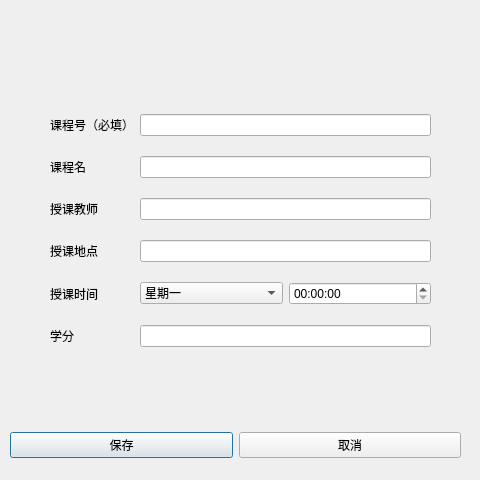
This is dialog_addcourse.ui in Mrlaolu/QtStudentDatabase as Qt 5 draws it before an edit. The edited form follows.
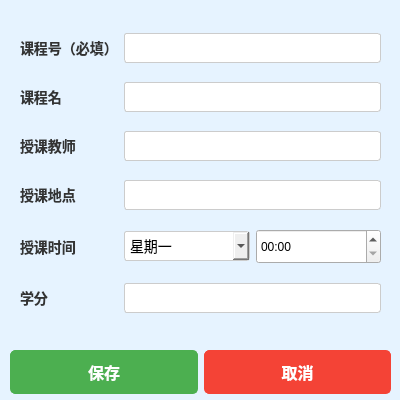
This is the edited form.

Commit message: ui颜色测试

Patch:
```diff
--- a/dialog_addcourse.ui
+++ b/dialog_addcourse.ui
@@ -6,25 +6,53 @@
    <rect>
     <x>0</x>
     <y>0</y>
-    <width>480</width>
-    <height>480</height>
+    <width>400</width>
+    <height>400</height>
    </rect>
   </property>
   <property name="windowTitle">
-   <string>Dialog</string>
+   <string>添加课程</string>
+  </property>
+  <property name="styleSheet">
+   <string>
+     QDialog {
+        background-color: #e6f3ff;
+        font-family: &quot;Segoe UI&quot;, sans-serif;
+     }
+   </string>
   </property>
   <widget class="QWidget" name="layoutWidget">
    <property name="geometry">
     <rect>
      <x>10</x>
-     <y>430</y>
-     <width>451</width>
-     <height>30</height>
+     <y>350</y>
+     <width>381</width>
+     <height>44</height>
     </rect>
    </property>
    <layout class="QHBoxLayout" name="horizontalLayout">
     <item>
      <widget class="QPushButton" name="pushButton_save">
+      <property name="styleSheet">
+       <string>
+         QPushButton {
+            background-color: #4CAF50;
+            color: white;
+            font-size: 16px;
+            font-weight: bold;
+            border-radius: 5px;
+            padding: 10px 20px;
+            border: 1px solid #4CAF50;
+            min-width: 100px;
+         }
+         QPushButton:hover {
+            background-color: #45a049;
+         }
+         QPushButton:pressed {
+            background-color: #388E3C;
+         }
+       </string>
+      </property>
       <property name="text">
        <string>保存</string>
       </property>
@@ -32,6 +60,26 @@
     </item>
     <item>
      <widget class="QPushButton" name="pushButton_cancel">
+      <property name="styleSheet">
+       <string>
+         QPushButton {
+            background-color: #f44336;
+            color: white;
+            font-size: 16px;
+            font-weight: bold;
+            border-radius: 5px;
+            padding: 10px 20px;
+            border: 1px solid #f44336;
+            min-width: 100px;
+         }
+         QPushButton:hover {
+            background-color: #e53935;
+         }
+         QPushButton:pressed {
+            background-color: #d32f2f;
+         }
+       </string>
+      </property>
       <property name="text">
        <string>取消</string>
       </property>
@@ -39,42 +87,165 @@
     </item>
    </layout>
   </widget>
-  <widget class="QWidget" name="layoutWidget">
+  <widget class="QWidget" name="layoutWidget_2">
    <property name="geometry">
     <rect>
-     <x>50</x>
-     <y>100</y>
-     <width>381</width>
-     <height>261</height>
+     <x>20</x>
+     <y>20</y>
+     <width>361</width>
+     <height>311</height>
     </rect>
    </property>
    <layout class="QGridLayout" name="gridLayout">
+    <item row="0" column="0">
+     <widget class="QLabel" name="lable_CNo">
+      <property name="styleSheet">
+       <string>
+         QLabel {
+            font-size: 14px;
+            font-weight: bold;
+            color: #333;
+         }
+       </string>
+      </property>
+      <property name="text">
+       <string>课程号（必填）</string>
+      </property>
+     </widget>
+    </item>
     <item row="0" column="1">
-     <widget class="QLineEdit" name="lineEdit_CNo"/>
+     <widget class="QLineEdit" name="lineEdit_CNo">
+      <property name="styleSheet">
+       <string>
+         QLineEdit {
+            font-size: 14px;
+            padding: 5px;
+            border: 1px solid #ccc;
+            border-radius: 3px;
+         }
+       </string>
+      </property>
+     </widget>
     </item>
     <item row="1" column="0">
      <widget class="QLabel" name="label_CName">
+      <property name="styleSheet">
+       <string>
+         QLabel {
+            font-size: 14px;
+            font-weight: bold;
+            color: #333;
+         }
+       </string>
+      </property>
       <property name="text">
        <string>课程名</string>
       </property>
      </widget>
     </item>
+    <item row="1" column="1">
+     <widget class="QLineEdit" name="lineEdit_CName">
+      <property name="styleSheet">
+       <string>
+         QLineEdit {
+            font-size: 14px;
+            padding: 5px;
+            border: 1px solid #ccc;
+            border-radius: 3px;
+         }
+       </string>
+      </property>
+     </widget>
+    </item>
+    <item row="2" column="0">
+     <widget class="QLabel" name="label_CTeacher">
+      <property name="styleSheet">
+       <string>
+         QLabel {
+            font-size: 14px;
+            font-weight: bold;
+            color: #333;
+         }
+       </string>
+      </property>
+      <property name="text">
+       <string>授课教师</string>
+      </property>
+     </widget>
+    </item>
+    <item row="2" column="1">
+     <widget class="QLineEdit" name="lineEdit_CTeacher">
+      <property name="styleSheet">
+       <string>
+         QLineEdit {
+            font-size: 14px;
+            padding: 5px;
+            border: 1px solid #ccc;
+            border-radius: 3px;
+         }
+       </string>
+      </property>
+     </widget>
+    </item>
     <item row="3" column="0">
-     <widget class="QLabel" name="label_Class">
+     <widget class="QLabel" name="label_CClass">
+      <property name="styleSheet">
+       <string>
+         QLabel {
+            font-size: 14px;
+            font-weight: bold;
+            color: #333;
+         }
+       </string>
+      </property>
       <property name="text">
        <string>授课地点</string>
       </property>
      </widget>
     </item>
-    <item row="5" column="1">
+    <item row="3" column="1">
+     <widget class="QLineEdit" name="lineEdit_CAdder">
+      <property name="styleSheet">
+       <string>
+         QLineEdit {
+            font-size: 14px;
+            padding: 5px;
+            border: 1px solid #ccc;
+            border-radius: 3px;
+         }
+       </string>
+      </property>
+     </widget>
+    </item>
+    <item row="4" column="0">
+     <widget class="QLabel" name="label_CTime">
+      <property name="styleSheet">
+       <string>
+         QLabel {
+            font-size: 14px;
+            font-weight: bold;
+            color: #333;
+         }
+       </string>
+      </property>
+      <property name="text">
+       <string>授课时间</string>
+      </property>
+     </widget>
+    </item>
+    <item row="4" column="1">
      <layout class="QHBoxLayout" name="horizontalLayout_2">
       <item>
        <widget class="QComboBox" name="comboBox_CTime">
-        <property name="sizePolicy">
-         <sizepolicy hsizetype="Minimum" vsizetype="Fixed">
-          <horstretch>0</horstretch>
-          <verstretch>0</verstretch>
-         </sizepolicy>
+        <property name="styleSheet">
+         <string>
+           QComboBox {
+              font-size: 14px;
+              padding: 5px;
+              border: 1px solid #ccc;
+              border-radius: 3px;
+           }
+         </string>
         </property>
         <item>
          <property name="text">
@@ -115,53 +286,57 @@
       </item>
       <item>
        <widget class="QTimeEdit" name="timeEdit_CTime">
+        <property name="minimumSize">
+         <size>
+          <width>0</width>
+          <height>35</height>
+         </size>
+        </property>
+        <property name="styleSheet">
+         <string notr="true">           QTimeEdit {
+                font-size: 14px;  &lt;!-- 保持与其他文本框相同的字体大小 --&gt;
+                padding: 5px;  &lt;!-- 保持一致的内边距 --&gt;
+                border: 1px solid #ccc;  &lt;!-- 保持一致的边框颜色 --&gt;
+                border-radius: 3px;  &lt;!-- 圆角设置为与其他文本框一致 --&gt;
+            }</string>
+        </property>
         <property name="displayFormat">
-         <string>HH:mm:ss</string>
+         <string>HH:mm</string>
         </property>
        </widget>
       </item>
      </layout>
     </item>
-    <item row="2" column="0">
-     <widget class="QLabel" name="label_CTeacher">
-      <property name="text">
-       <string>授课教师</string>
-      </property>
-     </widget>
-    </item>
-    <item row="2" column="1">
-     <widget class="QLineEdit" name="lineEdit_CTeacher"/>
-    </item>
-    <item row="7" column="1">
-     <widget class="QLineEdit" name="lineEdit_Credit"/>
-    </item>
-    <item row="1" column="1">
-     <widget class="QLineEdit" name="lineEdit_CName"/>
-    </item>
-    <item row="0" column="0">
-     <widget class="QLabel" name="lable_CNo">
-      <property name="text">
-       <string>课程号（必填）</string>
-      </property>
-     </widget>
-    </item>
-    <item row="3" column="1">
-     <widget class="QLineEdit" name="lineEdit_CAdder"/>
-    </item>
     <item row="5" column="0">
-     <widget class="QLabel" name="label_CTime">
-      <property name="text">
-       <string>授课时间</string>
-      </property>
-     </widget>
-    </item>
-    <item row="7" column="0">
      <widget class="QLabel" name="label_Credit">
+      <property name="styleSheet">
+       <string>
+         QLabel {
+            font-size: 14px;
+            font-weight: bold;
+            color: #333;
+         }
+       </string>
+      </property>
       <property name="text">
        <string>学分</string>
       </property>
      </widget>
     </item>
+    <item row="5" column="1">
+     <widget class="QLineEdit" name="lineEdit_Credit">
+      <property name="styleSheet">
+       <string>
+         QLineEdit {
+            font-size: 14px;
+            padding: 5px;
+            border: 1px solid #ccc;
+            border-radius: 3px;
+         }
+       </string>
+      </property>
+     </widget>
+    </item>
    </layout>
   </widget>
  </widget>
```
The commit also changes 6 other files.
